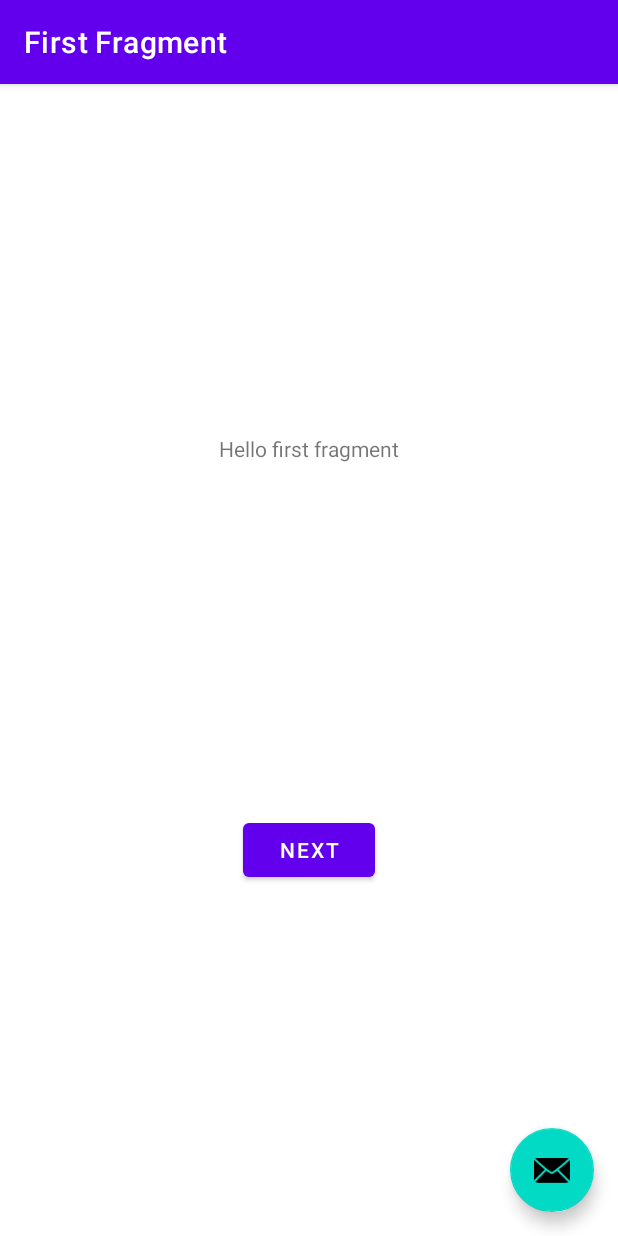
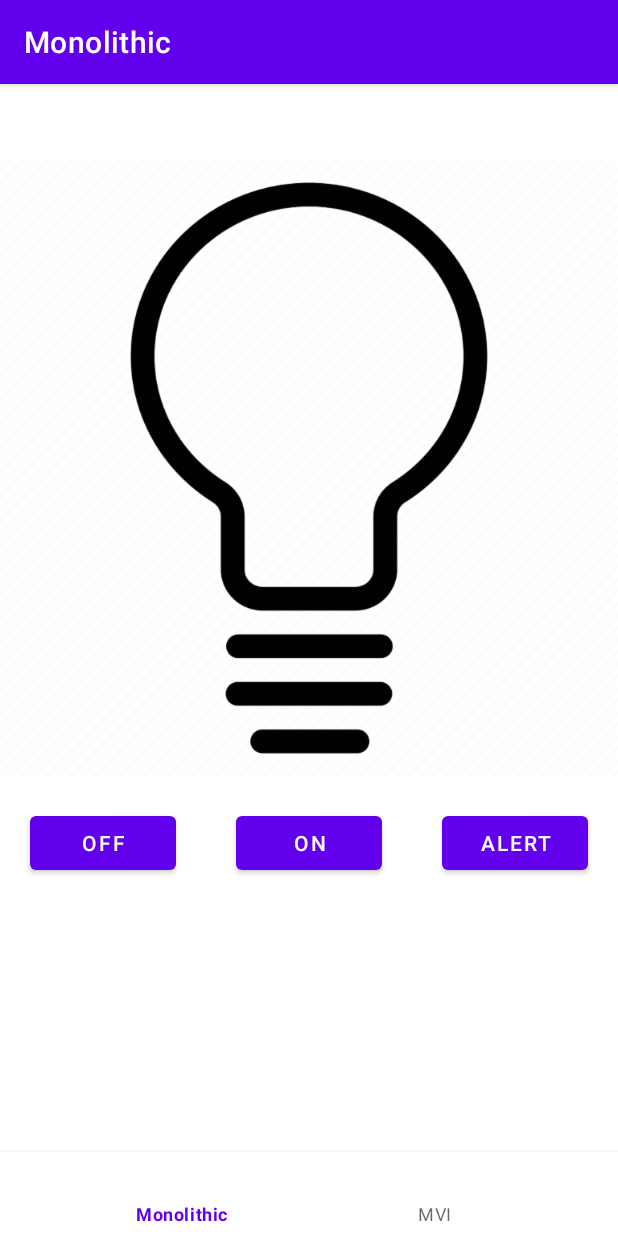
Before and after one commit to Alfons109/smartlight, an Android app: the screen it shows after launch (MainActivity), on a phone screen of 412 x 824 dp. Run offline under Robolectric (Android 15) with nearby library versions, the phone set to English and light mode, and no system bars; our stand-ins replace navigation-ui.

Commit message:
add monolithic example

```diff
--- a/app/src/main/java/com/example/smartlight/MainActivity.kt
+++ b/app/src/main/java/com/example/smartlight/MainActivity.kt
@@ -7,7 +7,9 @@ import androidx.navigation.findNavController
 import androidx.navigation.ui.AppBarConfiguration
 import androidx.navigation.ui.navigateUp
 import androidx.navigation.ui.setupActionBarWithNavController
+import androidx.navigation.ui.setupWithNavController
 import com.example.smartlight.databinding.ActivityMainBinding
+import com.google.android.material.bottomnavigation.BottomNavigationView
 
 class MainActivity : AppCompatActivity() {
 
@@ -22,14 +24,16 @@ class MainActivity : AppCompatActivity() {
 
         setSupportActionBar(binding.toolbar)
 
+//        val navController = findNavController(R.id.nav_host_fragment_content_main)
+//        appBarConfiguration = AppBarConfiguration(navController.graph)
+//        setupActionBarWithNavController(navController, appBarConfiguration)
+
         val navController = findNavController(R.id.nav_host_fragment_content_main)
+        val bottomNavigationView = findViewById<BottomNavigationView>(R.id.bottom_navigation_view)
+        bottomNavigationView.setupWithNavController(navController)
+
         appBarConfiguration = AppBarConfiguration(navController.graph)
         setupActionBarWithNavController(navController, appBarConfiguration)
-
-        binding.fab.setOnClickListener { view ->
-            Snackbar.make(view, "Replace with your own action", Snackbar.LENGTH_LONG)
-                .setAction("Action", null).show()
-        }
     }
 
     override fun onSupportNavigateUp(): Boolean {
--- a/app/src/main/java/com/example/smartlight/FirstFragment.kt
+++ b/app/src/main/java/com/example/smartlight/mvi/MviFragment.kt
@@ -1,19 +1,19 @@
-package com.example.smartlight
+package com.example.smartlight.mvi
 
 import android.os.Bundle
-import androidx.fragment.app.Fragment
 import android.view.LayoutInflater
 import android.view.View
 import android.view.ViewGroup
-import androidx.navigation.fragment.findNavController
-import com.example.smartlight.databinding.FragmentFirstBinding
+import androidx.fragment.app.Fragment
+import com.example.smartlight.databinding.FragmentSmartLightBinding
+
 
 /**
- * A simple [Fragment] subclass as the default destination in the navigation.
+ * A simple [Fragment] subclass as the second destination in the navigation.
  */
-class FirstFragment : Fragment() {
+class SecondFragment : Fragment() {
 
-    private var _binding: FragmentFirstBinding? = null
+    private var _binding: FragmentSmartLightBinding? = null
 
     // This property is only valid between onCreateView and
     // onDestroyView.
@@ -24,7 +24,7 @@ class FirstFragment : Fragment() {
         savedInstanceState: Bundle?
     ): View? {
 
-        _binding = FragmentFirstBinding.inflate(inflater, container, false)
+        _binding = FragmentSmartLightBinding.inflate(inflater, container, false)
         return binding.root
 
     }
@@ -32,9 +32,9 @@ class FirstFragment : Fragment() {
     override fun onViewCreated(view: View, savedInstanceState: Bundle?) {
         super.onViewCreated(view, savedInstanceState)
 
-        binding.buttonFirst.setOnClickListener {
-            findNavController().navigate(R.id.action_FirstFragment_to_SecondFragment)
-        }
+//        binding.buttonSecond.setOnClickListener {
+//            findNavController().navigate(R.id.action_SecondFragment_to_FirstFragment)
+//        }
     }
 
     override fun onDestroyView() {
--- a/app/src/main/res/layout/activity_main.xml
+++ b/app/src/main/res/layout/activity_main.xml
@@ -22,13 +22,4 @@
 
     <include layout="@layout/content_main" />
 
-    <com.google.android.material.floatingactionbutton.FloatingActionButton
-        android:id="@+id/fab"
-        android:layout_width="wrap_content"
-        android:layout_height="wrap_content"
-        android:layout_gravity="bottom|end"
-        android:layout_marginEnd="@dimen/fab_margin"
-        android:layout_marginBottom="16dp"
-        app:srcCompat="@android:drawable/ic_dialog_email" />
-
 </androidx.coordinatorlayout.widget.CoordinatorLayout>
--- a/app/src/main/res/layout/content_main.xml
+++ b/app/src/main/res/layout/content_main.xml
@@ -8,12 +8,26 @@
     <fragment
         android:id="@+id/nav_host_fragment_content_main"
         android:name="androidx.navigation.fragment.NavHostFragment"
-        android:layout_width="0dp"
+        android:layout_width="match_parent"
         android:layout_height="0dp"
         app:defaultNavHost="true"
-        app:layout_constraintBottom_toBottomOf="parent"
+        app:layout_constraintBottom_toTopOf="@+id/bottom_navigation_view"
         app:layout_constraintLeft_toLeftOf="parent"
         app:layout_constraintRight_toRightOf="parent"
         app:layout_constraintTop_toTopOf="parent"
         app:navGraph="@navigation/nav_graph" />
+
+    <com.google.android.material.bottomnavigation.BottomNavigationView
+        android:id="@+id/bottom_navigation_view"
+        android:layout_width="match_parent"
+        android:layout_height="wrap_content"
+        android:layout_marginStart="0dp"
+        android:layout_marginEnd="0dp"
+        android:background="?android:attr/windowBackground"
+        app:layout_constraintBottom_toBottomOf="parent"
+        app:layout_constraintLeft_toLeftOf="parent"
+        app:layout_constraintRight_toRightOf="parent"
+        app:layout_constraintTop_toBottomOf="@+id/nav_host_fragment_content_main"
+        app:menu="@menu/bottom_nav" />
+
 </androidx.constraintlayout.widget.ConstraintLayout>
--- a/app/src/main/res/layout/fragment_first.xml
+++ /dev/null
@@ -1,28 +0,0 @@
-<?xml version="1.0" encoding="utf-8"?>
-<androidx.constraintlayout.widget.ConstraintLayout xmlns:android="http://schemas.android.com/apk/res/android"
-    xmlns:app="http://schemas.android.com/apk/res-auto"
-    xmlns:tools="http://schemas.android.com/tools"
-    android:layout_width="match_parent"
-    android:layout_height="match_parent"
-    tools:context=".FirstFragment">
-
-    <TextView
-        android:id="@+id/textview_first"
-        android:layout_width="wrap_content"
-        android:layout_height="wrap_content"
-        android:text="@string/hello_first_fragment"
-        app:layout_constraintBottom_toTopOf="@id/button_first"
-        app:layout_constraintEnd_toEndOf="parent"
-        app:layout_constraintStart_toStartOf="parent"
-        app:layout_constraintTop_toTopOf="parent" />
-
-    <Button
-        android:id="@+id/button_first"
-        android:layout_width="wrap_content"
-        android:layout_height="wrap_content"
-        android:text="@string/next"
-        app:layout_constraintBottom_toBottomOf="parent"
-        app:layout_constraintEnd_toEndOf="parent"
-        app:layout_constraintStart_toStartOf="parent"
-        app:layout_constraintTop_toBottomOf="@id/textview_first" />
-</androidx.constraintlayout.widget.ConstraintLayout>
--- a/app/src/main/res/layout/fragment_second.xml
+++ b/app/src/main/res/layout/fragment_mvi.xml
@@ -4,7 +4,7 @@
     xmlns:tools="http://schemas.android.com/tools"
     android:layout_width="match_parent"
     android:layout_height="match_parent"
-    tools:context=".SecondFragment">
+    tools:context=".mvi.SecondFragment">
 
     <TextView
         android:id="@+id/textview_second"
--- /dev/null
+++ b/app/src/main/res/layout/fragment_smart_light.xml
@@ -0,0 +1,65 @@
+<?xml version="1.0" encoding="utf-8"?>
+<androidx.constraintlayout.widget.ConstraintLayout xmlns:android="http://schemas.android.com/apk/res/android"
+    xmlns:app="http://schemas.android.com/apk/res-auto"
+    xmlns:tools="http://schemas.android.com/tools"
+    android:layout_width="match_parent"
+    android:layout_height="match_parent"
+    tools:context="com.example.smartlight.monolithic.MonolithicFragment">
+
+    <androidx.appcompat.widget.AppCompatImageView
+        android:id="@+id/image"
+        android:layout_width="0dp"
+        android:layout_height="wrap_content"
+        app:layout_constraintEnd_toEndOf="parent"
+        app:layout_constraintStart_toStartOf="parent"
+        app:layout_constraintTop_toTopOf="parent"
+        app:srcCompat="@drawable/bulb" />
+
+    <Button
+        android:id="@+id/button_off"
+        android:layout_width="0dp"
+        android:layout_height="wrap_content"
+        android:layout_marginLeft="20dp"
+        android:layout_marginRight="20dp"
+        android:layout_marginTop="-30dp"
+        android:text="@string/off"
+        app:layout_constraintEnd_toStartOf="@id/button_on"
+        app:layout_constraintStart_toStartOf="parent"
+        app:layout_constraintTop_toBottomOf="@id/image" />
+
+    <Button
+        android:id="@+id/button_on"
+        android:layout_width="0dp"
+        android:layout_height="wrap_content"
+        android:layout_marginLeft="20dp"
+        android:layout_marginRight="20dp"
+        android:layout_marginTop="-30dp"
+        android:text="@string/on"
+        app:layout_constraintEnd_toStartOf="@id/button_alert"
+        app:layout_constraintStart_toEndOf="@id/button_off"
+        app:layout_constraintTop_toBottomOf="@id/image" />
+
+    <Button
+        android:id="@+id/button_alert"
+        android:layout_width="0dp"
+        android:layout_height="wrap_content"
+        android:layout_marginLeft="20dp"
+        android:layout_marginRight="20dp"
+        android:layout_marginTop="-30dp"
+        android:text="@string/alert"
+        app:layout_constraintEnd_toEndOf="parent"
+        app:layout_constraintStart_toEndOf="@id/button_on"
+        app:layout_constraintTop_toBottomOf="@id/image" />
+
+    <ProgressBar
+        android:visibility="gone"
+        android:id="@+id/progressBar"
+        style="?android:attr/progressBarStyleLarge"
+        android:layout_width="0dp"
+        android:layout_height="0dp"
+        app:layout_constraintStart_toStartOf="parent"
+        app:layout_constraintTop_toTopOf="parent"
+        app:layout_constraintEnd_toEndOf="parent"
+        app:layout_constraintBottom_toBottomOf="parent" />
+
+</androidx.constraintlayout.widget.ConstraintLayout>
--- /dev/null
+++ b/app/src/main/res/menu/bottom_nav.xml
@@ -0,0 +1,11 @@
+<?xml version="1.0" encoding="utf-8"?>
+<menu xmlns:android="http://schemas.android.com/apk/res/android">
+    <item
+        android:id="@+id/MonolithicFragment"
+        android:title="Monolithic" />
+    <item
+        android:id="@+id/MviFragment"
+        android:title="MVI" />
+
+<!--    <item android:title="MVP" />-->
+</menu>
--- a/app/src/main/res/navigation/nav_graph.xml
+++ b/app/src/main/res/navigation/nav_graph.xml
@@ -3,26 +3,26 @@
     xmlns:app="http://schemas.android.com/apk/res-auto"
     xmlns:tools="http://schemas.android.com/tools"
     android:id="@+id/nav_graph"
-    app:startDestination="@id/FirstFragment">
+    app:startDestination="@id/MonolithicFragment">
 
     <fragment
-        android:id="@+id/FirstFragment"
-        android:name="com.example.smartlight.FirstFragment"
+        android:id="@+id/MonolithicFragment"
+        android:name="com.example.smartlight.monolithic.MonolithicFragment"
         android:label="@string/first_fragment_label"
-        tools:layout="@layout/fragment_first">
+        tools:layout="@layout/fragment_smart_light">
 
         <action
             android:id="@+id/action_FirstFragment_to_SecondFragment"
-            app:destination="@id/SecondFragment" />
+            app:destination="@id/MviFragment" />
     </fragment>
     <fragment
-        android:id="@+id/SecondFragment"
-        android:name="com.example.smartlight.SecondFragment"
+        android:id="@+id/MviFragment"
+        android:name="com.example.smartlight.mvi.SecondFragment"
         android:label="@string/second_fragment_label"
-        tools:layout="@layout/fragment_second">
+        tools:layout="@layout/fragment_mvi">
 
         <action
             android:id="@+id/action_SecondFragment_to_FirstFragment"
-            app:destination="@id/FirstFragment" />
+            app:destination="@id/MonolithicFragment" />
     </fragment>
 </navigation>
--- a/app/src/main/res/values/colors.xml
+++ b/app/src/main/res/values/colors.xml
@@ -7,4 +7,6 @@
     <color name="teal_700">#FF018786</color>
     <color name="black">#FF000000</color>
     <color name="white">#FFFFFFFF</color>
+    <color name="yellow">#f2d727</color>
+    <color name="alert">#eb34c3</color>
 </resources>
--- a/app/src/main/res/values/strings.xml
+++ b/app/src/main/res/values/strings.xml
@@ -1,29 +1,14 @@
 <resources>
     <string name="app_name">SmartLight</string>
-    <!-- Settings Activity Title -->
-    <string name="title_activity_settings">SettingsActivity</string>
 
-    <!-- Preference Titles -->
-    <string name="messages_header">Messages</string>
-    <string name="sync_header">Sync</string>
 
-    <!-- Messages Preferences -->
-    <string name="signature_title">Your signature</string>
-    <string name="reply_title">Default reply action</string>
-
-    <!-- Sync Preferences -->
-    <string name="sync_title">Sync email periodically</string>
-    <string name="attachment_title">Download incoming attachments</string>
-    <string name="attachment_summary_on">Automatically download attachments for incoming emails
-    </string>
-    <string name="attachment_summary_off">Only download attachments when manually requested</string>
     <string name="title_activity_main">MainActivity</string>
     <!-- Strings used for fragments for navigation -->
-    <string name="first_fragment_label">First Fragment</string>
-    <string name="second_fragment_label">Second Fragment</string>
+    <string name="first_fragment_label">Monolithic</string>
+    <string name="second_fragment_label">MVI</string>
     <string name="next">Next</string>
+    <string name="on">ON</string>
+    <string name="off">OFF</string>
+    <string name="alert">ALERT</string>
     <string name="previous">Previous</string>
-
-    <string name="hello_first_fragment">Hello first fragment</string>
-    <string name="hello_second_fragment">Hello second fragment. Arg: %1$s</string>
 </resources>
```
Also changed, not shown: app/src/main/java/com/example/smartlight/SecondFragment.kt (deleted, +0 -44 lines), app/src/main/java/com/example/smartlight/SmartLightConfig.java (added, +7 -0 lines), app/src/main/java/com/example/smartlight/monolithic/MonolithicFragment.kt (added, +140 -0 lines), app/src/main/res/drawable-hdpi/bulb.png (added), app/src/main/res/drawable-ldpi/bulb.png (added), app/src/main/res/drawable-mdpi/bulb.png (added), app/src/main/res/drawable-xhdpi/bulb.png (added), app/src/main/res/drawable-xxhdpi/bulb.png (added), app/src/main/res/drawable-xxxhdpi/bulb.png (added).
